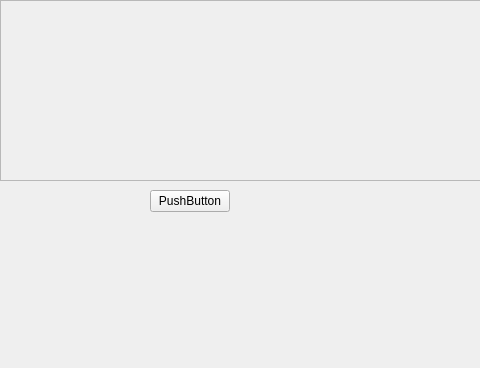
This is Newfolder/TestProject/myproject/mainwindow.ui in azamat-happy/StyleSheetRealTimeUpdateQT as Qt 5 draws it before an edit; both pictures show x 0 to 480 and y 0 to 368 of the 734 by 368 pixel window. The edited form follows.
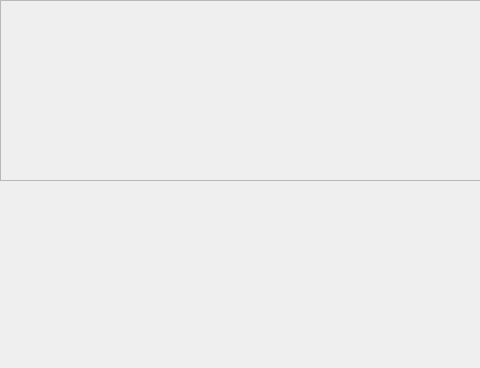
This is the edited form.

Commit message: Сделал функцию для определения необзодимого цвета из файла по названию цвета и файла

What changed in the file:
```diff
--- a/Newfolder/TestProject/myproject/mainwindow.ui
+++ b/Newfolder/TestProject/myproject/mainwindow.ui
@@ -37,25 +37,6 @@
      </property>
     </widget>
    </widget>
-   <widget class="QWidget" name="formLayoutWidget">
-    <property name="geometry">
-     <rect>
-      <x>150</x>
-      <y>190</y>
-      <width>160</width>
-      <height>80</height>
-     </rect>
-    </property>
-    <layout class="QFormLayout" name="formLayout">
-     <item row="0" column="0">
-      <widget class="QPushButton" name="pushButton">
-       <property name="text">
-        <string>PushButton</string>
-       </property>
-      </widget>
-     </item>
-    </layout>
-   </widget>
   </widget>
   <widget class="QMenuBar" name="menubar">
    <property name="geometry">
```
The commit also changes 1 other file.
